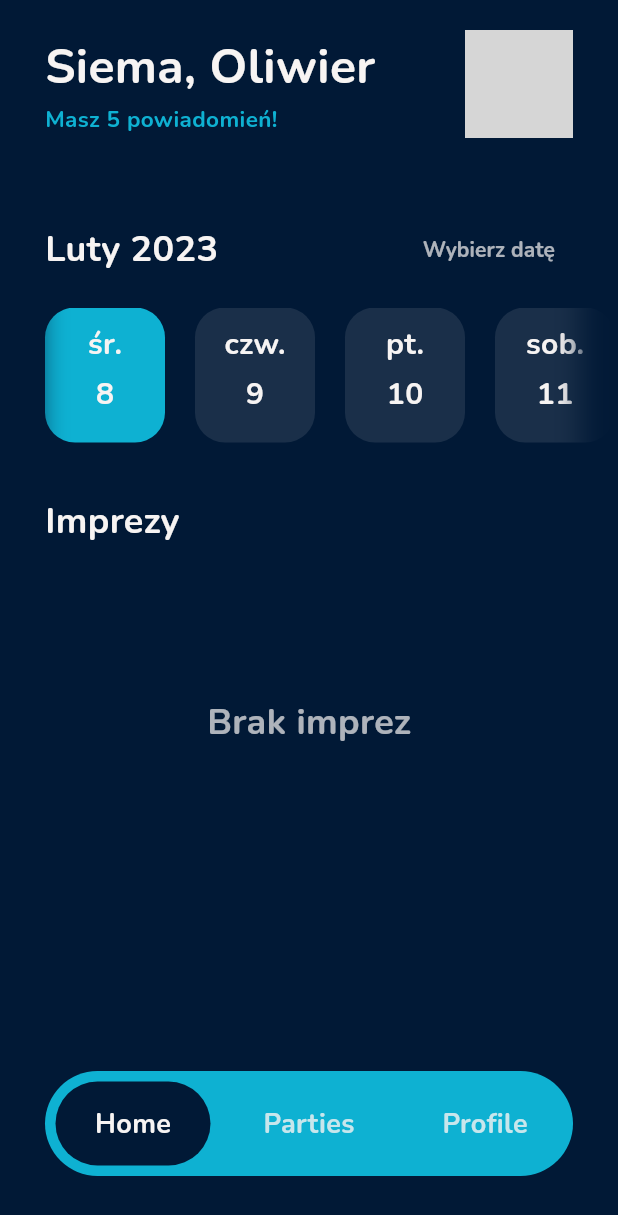
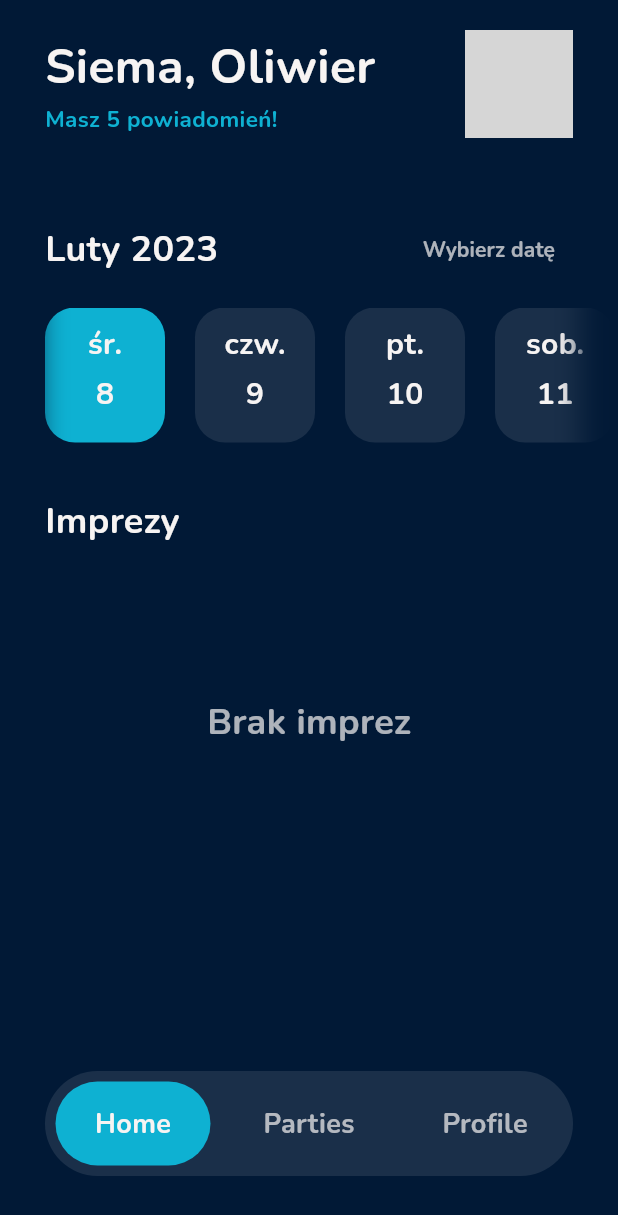
Before and after one commit to bruh-squad/drinkify, a Flutter app: the screen it shows after launch, on a phone screen of 412 x 824 dp. Shown: the top 1215 px of the screen. Run offline on Flutter 3.47's test engine with Material 2 defaults, Android fonts, the phone set to English and light mode, and no system bars; our stand-ins replace flutter_dotenv, flutter_map, geolocator, go_router, latlong2; missing offline and left inert: map_launcher, onesignal_flutter; network calls fail; grey boxes are pictures that could not be loaded.

Commit message:
small design changes

```diff
--- a/lib/widgets/homepage/welcome_header.dart
+++ b/lib/widgets/homepage/welcome_header.dart
@@ -33,8 +33,6 @@ class WelcomeHeader extends StatelessWidget {
                 )
               ],
             ),
-            Stack(
-              children: [
             const CircleAvatar(
               backgroundImage: NetworkImage(
                 "https://imgs.search.brave.com/Sh1KvzTzy10m30RShyompgGbNefsark8-QTMfC19svY/rs:fit:370:225:1/g:ce/aHR0cHM6Ly90c2Uz/Lm1tLmJpbmcubmV0/L3RoP2lkPU9JUC54/MWpmLWJTdGJlbkFo/U0poYXdKMmNRSGFK/ZSZwaWQ9QXBp",
@@ -42,25 +40,6 @@ class WelcomeHeader extends StatelessWidget {
               backgroundColor: Theming.bgColorLight,
               radius: 36,
             ),
-                Positioned.fill(
-                  child: Align(
-                    alignment: Alignment.topRight,
-                    child: Container(
-                      height: 16,
-                      width: 16,
-                      decoration: BoxDecoration(
-                        color: Theming.primaryColor,
-                        shape: BoxShape.circle,
-                        border: Border.all(
-                          color: Theming.bgColor,
-                          width: 4,
-                        ),
-                      ),
-                    ),
-                  ),
-                ),
-              ],
-            )
           ],
         ),
       ],
--- a/lib/widgets/navbar.dart
+++ b/lib/widgets/navbar.dart
@@ -28,13 +28,13 @@ class _NavBarState extends State<NavBar> {
       70,
     );
 
-    return Container(
+    return Container( //TODO: Make the bg glass morphism
       height: navBarSize.height,
       width: navBarSize.width,
       margin: EdgeInsets.only(bottom: widget.bottomMargin),
       padding: const EdgeInsets.all(7),
       decoration: BoxDecoration(
-        color: Theming.primaryColor,
+        color: Theming.whiteTone.withOpacity(0.1),
         borderRadius: BorderRadius.circular(100),
       ),
       child: Stack(
@@ -47,7 +47,7 @@ class _NavBarState extends State<NavBar> {
               left: selectedIndex * (navBarSize.width / 3),
             ),
             decoration: BoxDecoration(
-              color: Theming.bgColor,
+              color: Theming.primaryColor,
               borderRadius: BorderRadius.circular(50),
             ),
           ),
@@ -99,7 +99,7 @@ class _NavBarState extends State<NavBar> {
         alignment: Alignment.center,
         child: AnimatedOpacity(
           curve: Curves.linearToEaseOut,
-          opacity: selectedIndex == index ? 1.0 : 0.8,
+          opacity: selectedIndex == index ? 1.0 : 0.7,
           duration: const Duration(milliseconds: 200),
           child: Text(
             caption,
```
Also changed, not shown: lib/widgets/partiespage/party_holder.dart (+4 -6 lines), lib/widgets/partiespage/search_and_map.dart (+8 -6 lines), pubspec.lock, 1 other file. Lines whose indentation alone changed are shown as unchanged.
